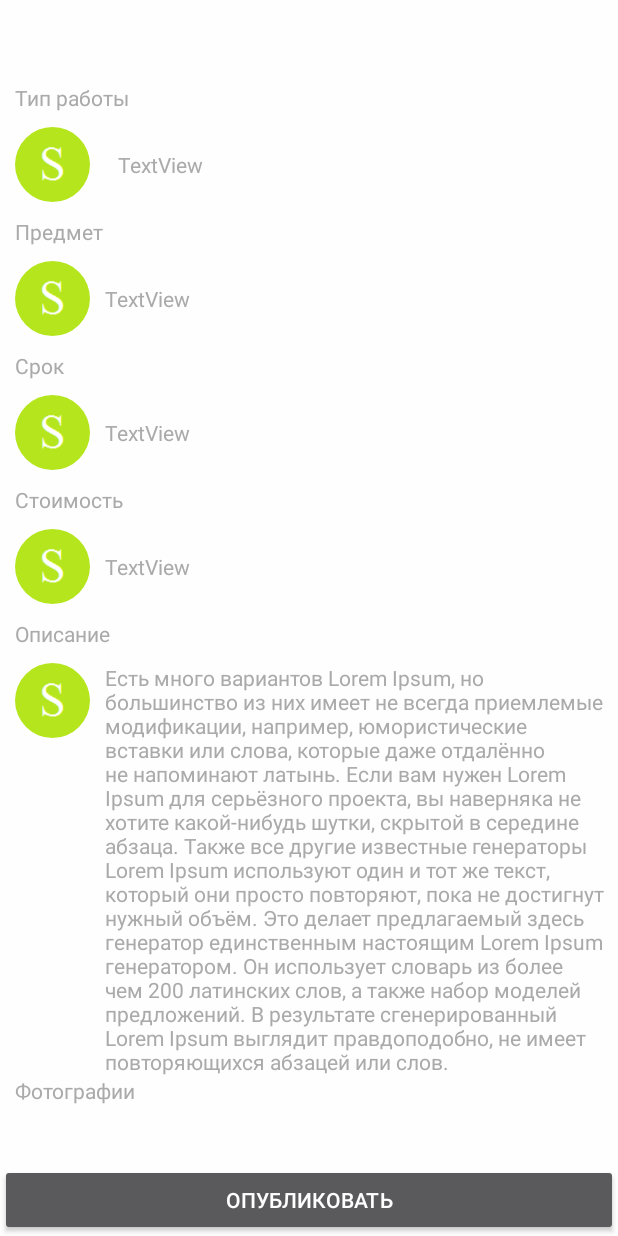
After one commit to ivanmarkov97/SmartAs_v.0.2, an Android app: the RedactActivity screen opened directly, with no data from a screen before it, on a phone screen of 412 x 824 dp. The commit adds this screen. Run offline under Robolectric (Android 15) with nearby library versions, the phone set to English and light mode, and no system bars; our stand-ins replace CircleImageView.

Commit message:
begin redact activity & prepare to web connection v.2

```diff
--- /dev/null
+++ b/app/src/main/java/com/example/ivan/smartas/AddActivities/RedactActivity.java
@@ -0,0 +1,15 @@
+package com.example.ivan.smartas.AddActivities;
+
+import android.support.v7.app.AppCompatActivity;
+import android.os.Bundle;
+
+import com.example.ivan.smartas.R;
+
+public class RedactActivity extends AppCompatActivity {
+
+    @Override
+    protected void onCreate(Bundle savedInstanceState) {
+        super.onCreate(savedInstanceState);
+        setContentView(R.layout.activity_redact);
+    }
+}
--- a/app/src/main/java/com/example/ivan/smartas/ProfileFragment/profile_fragments/Profile_v2_FragmentTook.java
+++ b/app/src/main/java/com/example/ivan/smartas/ProfileFragment/profile_fragments/Profile_v2_FragmentTook.java
@@ -58,8 +58,8 @@ public class Profile_v2_FragmentTook extends Fragment {
             View v = LayoutInflater.from(getContext()).inflate(R.layout.order_item, linearLayout, false);
             orders.add(new Order(
                     i,
-                    "subject",
-                    "type",
+                    "Модели и методы анализа проектных решений",
+                    "Контрольная работа",
                     "1" + i + "-2-2017",
                     "",
                     100*(i + 1),
--- /dev/null
+++ b/app/src/main/res/layout/activity_redact.xml
@@ -0,0 +1,213 @@
+<?xml version="1.0" encoding="utf-8"?>
+<FrameLayout xmlns:android="http://schemas.android.com/apk/res/android"
+    xmlns:tools="http://schemas.android.com/tools"
+    xmlns:app="http://schemas.android.com/apk/res-auto"
+    android:id="@+id/activity_redact"
+    android:layout_width="match_parent"
+    android:layout_height="match_parent"
+    android:background="@color/colorBackgroundDefault"
+    tools:context="com.example.ivan.smartas.AddActivities.RedactActivity">
+
+    <android.support.v7.widget.Toolbar
+        android:id="@+id/activity_redact_toolbar"
+        android:layout_width="match_parent"
+        android:layout_height="wrap_content"
+        app:theme="@style/ThemeOverlay.AppCompat.Light">
+    </android.support.v7.widget.Toolbar>
+
+    <ScrollView
+        android:id="@+id/activity_redact_scroll"
+        android:layout_marginTop="55dp"
+        android:layout_width="match_parent"
+        android:layout_height="match_parent">
+
+        <LinearLayout
+            android:layout_width="match_parent"
+            android:layout_height="wrap_content"
+            android:orientation="vertical">
+
+            <RelativeLayout
+                android:layout_width="match_parent"
+                android:layout_height="wrap_content">
+
+                <TextView
+                    android:id="@+id/activity_redact_subject_type_header"
+                    android:layout_width="wrap_content"
+                    android:layout_height="wrap_content"
+                    android:layout_marginLeft="10dp"
+                    android:textColor="@android:color/darker_gray"
+                    android:text="Тип работы"/>
+
+                <de.hdodenhof.circleimageview.CircleImageView
+                    android:layout_marginTop="10dp"
+                    android:layout_marginBottom="10dp"
+                    android:id="@+id/activity_redact_subject_icon"
+                    android:layout_below="@id/activity_redact_subject_type_header"
+                    android:layout_width="50dp"
+                    android:layout_height="50dp"
+                    android:layout_marginLeft="10dp"
+                    android:src="@drawable/seva" />
+
+                <TextView
+                    android:text="Предмет"
+                    android:layout_width="wrap_content"
+                    android:layout_height="wrap_content"
+                    android:layout_below="@+id/activity_redact_subject_icon"
+                    android:layout_alignParentStart="true"
+                    android:layout_marginLeft="10dp"
+                    android:id="@+id/activity_redact_subject2_header"
+                    android:textColor="@android:color/darker_gray"/>
+
+                <de.hdodenhof.circleimageview.CircleImageView
+                    android:layout_marginTop="10dp"
+                    android:layout_marginBottom="10dp"
+                    android:id="@+id/activity_redact_subject_icon2"
+                    android:layout_below="@id/activity_redact_subject2_header"
+                    android:layout_width="50dp"
+                    android:layout_height="50dp"
+                    android:layout_marginLeft="10dp"
+                    android:src="@drawable/seva" />
+
+                <TextView
+                    android:id="@+id/activity_redact_deadline_header"
+                    android:layout_width="wrap_content"
+                    android:layout_height="wrap_content"
+                    android:textColor="@android:color/darker_gray"
+                    android:text="Срок"
+                    android:layout_marginLeft="10dp"
+                    android:layout_below="@+id/activity_redact_subject_icon2"/>
+
+                <de.hdodenhof.circleimageview.CircleImageView
+                    android:layout_marginTop="10dp"
+                    android:layout_marginBottom="10dp"
+                    android:id="@+id/activity_redact_deadline_icon"
+                    android:layout_below="@id/activity_redact_deadline_header"
+                    android:layout_width="50dp"
+                    android:layout_height="50dp"
+                    android:layout_marginLeft="10dp"
+                    android:src="@drawable/seva" />
+
+                <TextView
+                    android:text="TextView"
+                    android:layout_width="match_parent"
+                    android:layout_height="wrap_content"
+                    android:layout_marginTop="15dp"
+                    android:layout_marginLeft="10dp"
+                    android:id="@+id/activity_redact_deadline"
+                    android:textColor="@android:color/darker_gray"
+                    android:layout_alignTop="@+id/activity_redact_deadline_icon"
+                    android:layout_toEndOf="@+id/activity_redact_deadline_icon" />
+
+                <TextView
+                    android:text="TextView"
+                    android:textColor="@android:color/darker_gray"
+                    android:layout_width="match_parent"
+                    android:layout_height="wrap_content"
+                    android:layout_marginTop="15dp"
+                    android:layout_marginLeft="10dp"
+                    android:id="@+id/activity_redact_subject"
+                    android:layout_alignTop="@+id/activity_redact_subject_icon2"
+                    android:layout_toEndOf="@+id/activity_redact_subject_icon2" />
+
+                <TextView
+                    android:text="TextView"
+                    android:textColor="@android:color/darker_gray"
+                    android:layout_width="match_parent"
+                    android:layout_height="wrap_content"
+                    android:layout_marginTop="15dp"
+                    android:layout_marginLeft="10dp"
+                    android:id="@+id/activity_redact_subject_type"
+                    android:layout_alignTop="@+id/activity_redact_subject_icon"
+                    android:layout_toEndOf="@+id/activity_redact_subject2_header" />
+
+                <TextView
+                    android:id="@+id/activity_redact_cost_header"
+                    android:layout_width="wrap_content"
+                    android:layout_height="wrap_content"
+                    android:textColor="@android:color/darker_gray"
+                    android:text="Стоимость"
+                    android:layout_marginLeft="10dp"
+                    android:layout_below="@+id/activity_redact_deadline_icon"/>
+
+                <de.hdodenhof.circleimageview.CircleImageView
+                    android:layout_marginTop="10dp"
+                    android:layout_marginBottom="10dp"
+                    android:id="@+id/activity_redact_cost_icon"
+                    android:layout_below="@id/activity_redact_cost_header"
+                    android:layout_width="50dp"
+                    android:layout_height="50dp"
+                    android:layout_marginLeft="10dp"
+                    android:src="@drawable/seva" />
+
+                <TextView
+                    android:text="TextView"
+                    android:layout_width="match_parent"
+                    android:layout_height="wrap_content"
+                    android:layout_marginTop="15dp"
+                    android:layout_marginLeft="10dp"
+                    android:layout_alignTop="@+id/activity_redact_cost_icon"
+                    android:layout_toEndOf="@+id/activity_redact_cost_icon"
+                    android:id="@+id/activity_redact_cost"
+                    android:textColor="@android:color/darker_gray" />
+
+                <TextView
+                    android:id="@+id/activity_redact_description_header"
+                    android:layout_width="wrap_content"
+                    android:layout_height="wrap_content"
+                    android:text="Описание"
+                    android:layout_marginLeft="10dp"
+                    android:textColor="@android:color/darker_gray"
+                    android:layout_below="@id/activity_redact_cost_icon"/>
+
+                <de.hdodenhof.circleimageview.CircleImageView
+                    android:layout_marginTop="10dp"
+                    android:layout_marginBottom="10dp"
+                    android:id="@+id/activity_redact_description_icon"
+                    android:layout_below="@id/activity_redact_description_header"
+                    android:layout_width="50dp"
+                    android:layout_height="50dp"
+                    android:layout_marginLeft="10dp"
+                    android:src="@drawable/seva" />
+
+                <TextView
+                    android:text="Есть много вариантов Lorem Ipsum, но большинство из них имеет не всегда приемлемые модификации, например, юмористические вставки или слова, которые даже отдалённо не напоминают латынь. Если вам нужен Lorem Ipsum для серьёзного проекта, вы наверняка не хотите какой-нибудь шутки, скрытой в середине абзаца. Также все другие известные генераторы Lorem Ipsum используют один и тот же текст, который они просто повторяют, пока не достигнут нужный объём. Это делает предлагаемый здесь генератор единственным настоящим Lorem Ipsum генератором. Он использует словарь из более чем 200 латинских слов, а также набор моделей предложений. В результате сгенерированный Lorem Ipsum выглядит правдоподобно, не имеет повторяющихся абзацей или слов."
+                    android:layout_width="match_parent"
+                    android:layout_height="wrap_content"
+                    android:layout_marginLeft="10dp"
+                    android:textColor="@android:color/darker_gray"
+                    android:layout_alignTop="@+id/activity_redact_description_icon"
+                    android:layout_toEndOf="@+id/activity_redact_description_icon"
+                    android:id="@+id/activity_redact_description" />
+
+                <TextView
+                    android:id="@+id/activity_redact_photo_header"
+                    android:layout_width="wrap_content"
+                    android:layout_height="wrap_content"
+                    android:textColor="@android:color/darker_gray"
+                    android:text="Фотографии"
+                    android:layout_marginLeft="10dp"
+                    android:layout_below="@+id/activity_redact_description"/>
+
+                <android.support.v7.widget.RecyclerView
+                    android:id="@+id/activity_redact_photos"
+                    android:layout_width="wrap_content"
+                    android:layout_height="wrap_content"
+                    android:layout_below="@+id/activity_redact_photo_header"
+                    android:layout_marginBottom="50dp">
+
+                </android.support.v7.widget.RecyclerView>
+
+            </RelativeLayout>
+
+        </LinearLayout>
+
+    </ScrollView>
+
+    <Button
+        android:id="@+id/activity_redact_publish"
+        android:layout_width="match_parent"
+        android:layout_height="wrap_content"
+        android:text="опубликовать"
+        android:layout_gravity="bottom|center_horizontal"/>
+
+</FrameLayout>
```
Also changed, not shown: app/src/main/AndroidManifest.xml (+47 -16 lines), app/src/main/java/com/example/ivan/smartas/ProfileFragment/profile_fragments/Profile_v2_FragmentRating.java (+9 -0 lines), app/src/main/res/drawable/background_bottom_dash_line.xml (added, +11 -0 lines), app/src/main/res/drawable/background_small_border_circle.xml (added, +15 -0 lines), app/src/main/res/drawable/ic_app.xml (added, +100 -0 lines), app/src/main/res/drawable/ic_icons.xml (added, +23 -0 lines), app/src/main/res/layout/comment_layout.xml (added, +62 -0 lines), app/src/main/res/layout/order_item.xml (+6 -3 lines), app/src/main/res/layout/profile_v2_rating_layout.xml (+9 -10 lines), app/src/main/assets/ic_app.svg (added), app/src/main/assets/icons.svg (added).
